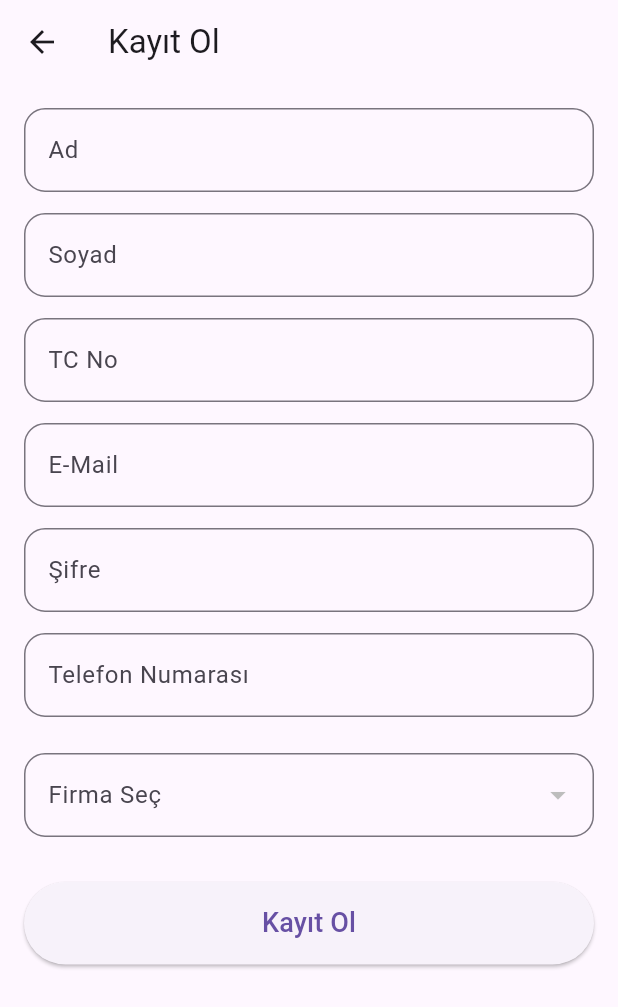
After one commit to Yunusbulbul/243301010_YunusBulbul_Flutter_Proje, a Flutter app: the screen it shows after launch, after a tap on "Kayıt Ol", on a phone screen of 412 x 824 dp. The commit adds this screen. Shown: the top 1007 px of the screen. Run offline on Flutter 3.47's test engine with Material 3 defaults, Android fonts, the light colour scheme and no system bars; our stand-ins replace fl_chart, supabase_flutter; accounts and stored records are empty.

Commit message:
Kayıt olma sayfası oluşturuldu

```diff
--- a/lib/constants/app_colors.dart
+++ b/lib/constants/app_colors.dart
@@ -5,7 +5,5 @@ class AppColors {
   static const Color primaryDark = Color(0xFF0A3A63);
   static const Color border = Color(0xFFBFC7D1);
   static const Color background = Color(0xFFF3F5F7);
-  static const Color cardBackground = Colors.white;
   static const Color textDark = Color(0xFF222222);
-  static const Color textLight = Color(0xFF6B7280);
 }
--- a/lib/screens/login_screen.dart
+++ b/lib/screens/login_screen.dart
@@ -1,7 +1,9 @@
 import 'package:flutter/material.dart';
 import 'package:supabase_flutter/supabase_flutter.dart';
 import '../constants/app_colors.dart';
+import 'register_screen.dart';
 import 'fatura_screen.dart';
+
 class LoginScreen extends StatefulWidget {
   final Function(bool)? onThemeChanged;
   final bool darkMode;
@@ -217,6 +219,17 @@ await Supabase.instance.client.from('giris_loglari').insert({
                         ),
                       ),
                     ),
+                 TextButton(
+  onPressed: () {
+    Navigator.push(
+      context,
+      MaterialPageRoute(
+        builder: (context) => const RegisterScreen(),
+      ),
+    );
+  },
+  child: const Text("Kayıt Ol"),
+),
                   ],
                 ),
               ),
--- /dev/null
+++ b/lib/screens/register_screen.dart
@@ -0,0 +1,252 @@
+import 'package:flutter/material.dart';
+import 'package:supabase_flutter/supabase_flutter.dart';
+
+class RegisterScreen extends StatefulWidget {
+  const RegisterScreen({super.key});
+
+  @override
+  State<RegisterScreen> createState() => _RegisterScreenState();
+}
+
+class _RegisterScreenState extends State<RegisterScreen> {
+
+  final supabase = Supabase.instance.client;
+
+  final adController = TextEditingController();
+  final soyadController = TextEditingController();
+  final emailController = TextEditingController();
+  final sifreController = TextEditingController();
+  final tcController = TextEditingController();
+  final telefonController = TextEditingController();
+
+  List<dynamic> firmalar = [];
+
+  int? secilenFirmaId;
+
+  @override
+  void initState() {
+    super.initState();
+    firmalariGetir();
+  }
+
+  Future<void> firmalariGetir() async {
+
+    final response = await supabase
+        .from('firma')
+        .select();
+
+    setState(() {
+      firmalar = response;
+    });
+  }
+
+  Future<void> kayitOl() async {
+
+    try {
+
+      final kullanici = await supabase
+          .from('kullanici')
+          .insert({
+
+        'tc_no': tcController.text,
+        'email': emailController.text,
+        'sifre': sifreController.text,
+        'tel_no': telefonController.text,
+        'ad': adController.text,
+        'soyad': soyadController.text,
+
+      })
+          .select()
+          .single();
+
+      await supabase
+          .from('abonelik')
+          .insert({
+
+        'kullanici_id': kullanici['kullanici_id'],
+        'firma_id': secilenFirmaId,
+        'baslama_tarihi': DateTime.now().toIso8601String(),
+
+      });
+
+      ScaffoldMessenger.of(context).showSnackBar(
+        const SnackBar(
+          content: Text('Kayıt başarılı'),
+        ),
+      );
+
+      Navigator.pop(context);
+
+    } catch (e) {
+
+      ScaffoldMessenger.of(context).showSnackBar(
+        SnackBar(
+          content: Text('Hata: $e'),
+        ),
+      );
+    }
+  }
+
+  Widget textField({
+    required TextEditingController controller,
+    required String label,
+    bool obscure = false,
+  }) {
+
+    return Padding(
+      padding: const EdgeInsets.only(bottom: 14),
+
+      child: TextField(
+        controller: controller,
+        obscureText: obscure,
+
+        decoration: InputDecoration(
+          labelText: label,
+
+          border: OutlineInputBorder(
+            borderRadius: BorderRadius.circular(14),
+          ),
+        ),
+      ),
+    );
+  }
+
+  @override
+  Widget build(BuildContext context) {
+
+    return Scaffold(
+
+      appBar: AppBar(
+        title: const Text('Kayıt Ol'),
+      ),
+
+      body: SingleChildScrollView(
+
+        padding: const EdgeInsets.all(16),
+
+        child: Column(
+          children: [
+
+            textField(
+              controller: adController,
+              label: 'Ad',
+            ),
+
+            textField(
+              controller: soyadController,
+              label: 'Soyad',
+            ),
+
+           Padding(
+  padding: const EdgeInsets.only(bottom: 14),
+
+  child: TextField(
+    controller: tcController,
+
+    keyboardType: TextInputType.number,
+
+    maxLength: 11,
+
+    decoration: InputDecoration(
+      labelText: 'TC No',
+
+      counterText: '',
+
+      border: OutlineInputBorder(
+        borderRadius: BorderRadius.circular(14),
+      ),
+    ),
+  ),
+),
+
+            textField(
+              controller: emailController,
+              label: 'E-Mail',
+            ),
+
+            textField(
+              controller: sifreController,
+              label: 'Şifre',
+              obscure: true,
+            ),
+
+           Padding(
+  padding: const EdgeInsets.only(bottom: 14),
+
+  child: TextField(
+    controller: telefonController,
+
+    keyboardType: TextInputType.phone,
+
+    maxLength: 10,
+
+    decoration: InputDecoration(
+      labelText: 'Telefon Numarası',
+
+      hintText: '5XXXXXXXXX',
+
+      prefixText: '+90 ',
+
+      counterText: '',
+
+      border: OutlineInputBorder(
+        borderRadius: BorderRadius.circular(14),
+      ),
+    ),
+  ),
+),
+
+            const SizedBox(height: 10),
+
+            DropdownButtonFormField<int>(
+
+              value: secilenFirmaId,
+
+              decoration: InputDecoration(
+                labelText: 'Firma Seç',
+
+                border: OutlineInputBorder(
+                  borderRadius: BorderRadius.circular(14),
+                ),
+              ),
+
+              items: firmalar.map<DropdownMenuItem<int>>((firma) {
+
+                return DropdownMenuItem<int>(
+                  value: firma['firma_id'],
+                  child: Text(firma['firma_ad']),
+                );
+
+              }).toList(),
+
+              onChanged: (value) {
+
+                setState(() {
+                  secilenFirmaId = value;
+                });
+
+              },
+            ),
+
+            const SizedBox(height: 30),
+
+            SizedBox(
+              width: double.infinity,
+              height: 55,
+
+              child: ElevatedButton(
+
+                onPressed: kayitOl,
+
+                child: const Text(
+                  'Kayıt Ol',
+                  style: TextStyle(fontSize: 18),
+                ),
+              ),
+            ),
+          ],
+        ),
+      ),
+    );
+  }
+}
```
